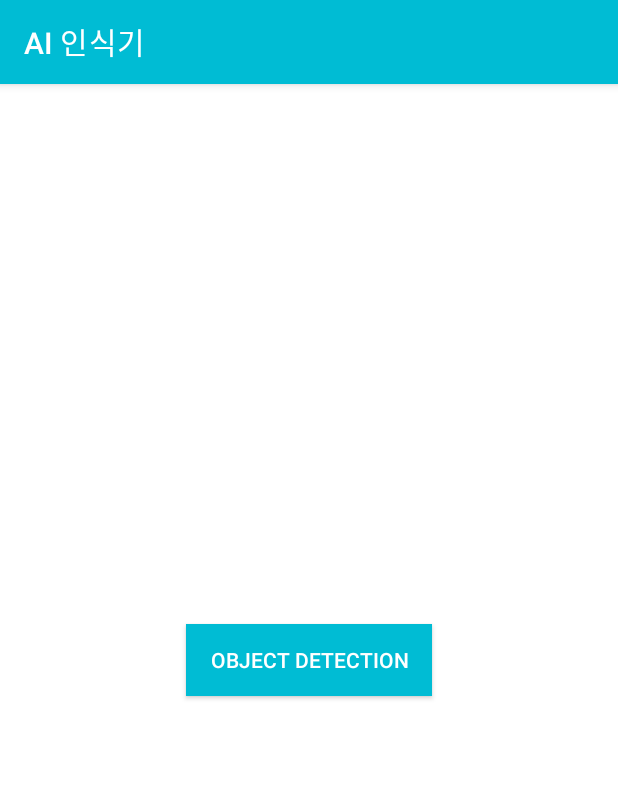
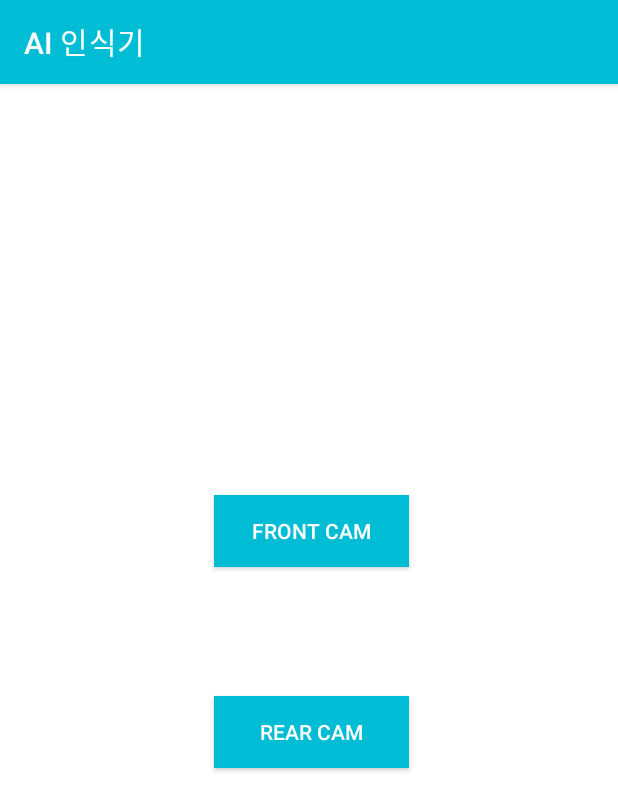
Before and after one commit to chanwowow/Tensorflow, an Android app: the screen it shows after launch (MainActivity), on a phone screen of 412 x 824 dp. Shown: the top 811 px of the screen. Run offline under Robolectric (Android 15) with nearby library versions, the phone set to English and light mode, and no system bars; 1 statement that could not run was skipped.

Commit message:
Cam 2 modes

```diff
--- a/Android_App/tflite/app/src/main/java/com/example/tflite/MainActivity.kt
+++ b/Android_App/tflite/app/src/main/java/com/example/tflite/MainActivity.kt
@@ -4,21 +4,36 @@ import android.content.Intent
 import androidx.appcompat.app.AppCompatActivity
 import android.os.Bundle
 import android.view.View
+import android.widget.Button
 import android.widget.TextView
 
 class MainActivity : AppCompatActivity() {
+
+    private lateinit var buttonA:Button
+    private lateinit var buttonB:Button
 
     override fun onCreate(savedInstanceState: Bundle?) {
         super.onCreate(savedInstanceState)
         setContentView(R.layout.activity_main)
 
         // Example of a call to a native method
+        buttonA =findViewById(R.id.btnObjectDetection) // 전면
+        buttonB=findViewById(R.id.btnObjectDetection2)  // 후면
+
+        buttonA.setOnClickListener{
+            val intent = Intent(this, ObjectDetection::class.java)
+            intent.putExtra("value", 0)
+            startActivity(intent)
+        }
+        buttonB.setOnClickListener{
+            val intent = Intent(this, ObjectDetection::class.java)
+            intent.putExtra("value", 1)
+            startActivity(intent)
+        }
     }
 
-    fun btnObjectDetection_click(view: View) {
-        val intent = Intent(this, ObjectDetection::class.java)
-        startActivity(intent)
-    }
+
+
     external fun stringFromJNI(): String
 
     companion object {
--- a/Android_App/tflite/app/src/main/res/layout/activity_main.xml
+++ b/Android_App/tflite/app/src/main/res/layout/activity_main.xml
@@ -9,14 +9,32 @@
     <Button
         android:id="@+id/btnObjectDetection"
         style="@style/Widget.AppCompat.Button"
-        android:layout_width="wrap_content"
+        android:layout_width="130dp"
         android:layout_height="wrap_content"
         android:background="#F6F6F6"
         android:onClick="btnObjectDetection_click"
-        android:text="Object Detection"
+        android:text="Front CAM"
         app:layout_constraintBottom_toBottomOf="parent"
         app:layout_constraintEnd_toEndOf="parent"
+        app:layout_constraintHorizontal_bias="0.505"
         app:layout_constraintStart_toStartOf="parent"
         app:layout_constraintTop_toTopOf="parent"
+        app:layout_constraintVertical_bias="0.381"
+        tools:visibility="visible" />
+
+    <Button
+        android:id="@+id/btnObjectDetection2"
+        style="@style/Widget.AppCompat.Button"
+        android:layout_width="130dp"
+        android:layout_height="wrap_content"
+        android:background="#F6F6F6"
+        android:onClick="btnObjectDetection_click"
+        android:text="Rear CAM"
+        app:layout_constraintBottom_toBottomOf="parent"
+        app:layout_constraintEnd_toEndOf="parent"
+        app:layout_constraintHorizontal_bias="0.505"
+        app:layout_constraintStart_toStartOf="parent"
+        app:layout_constraintTop_toTopOf="parent"
+        app:layout_constraintVertical_bias="0.567"
         tools:visibility="visible" />
 </androidx.constraintlayout.widget.ConstraintLayout>
```
Also changed, not shown: Android_App/tflite/app/src/main/java/com/example/tflite/ObjectDetection.kt (+12 -0 lines).
